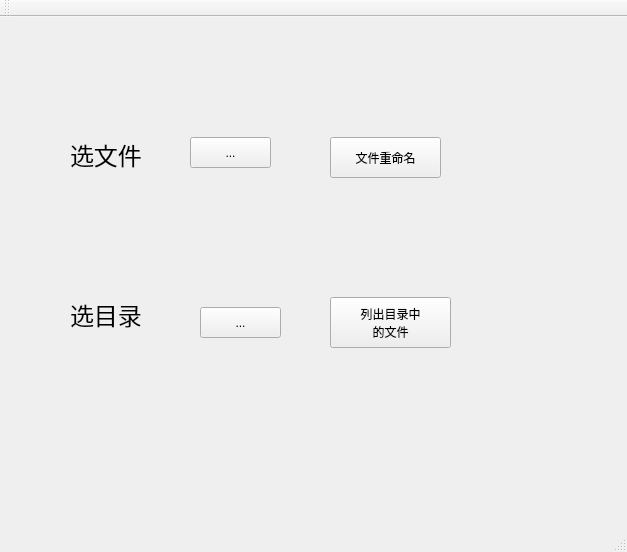
This is QFile_QFileInfo_QDir_QTextStream_QDataStream/mainwindow.ui in charon-cheung/Qt-Turtorial as Qt 5 draws it before an edit. The edited form follows.
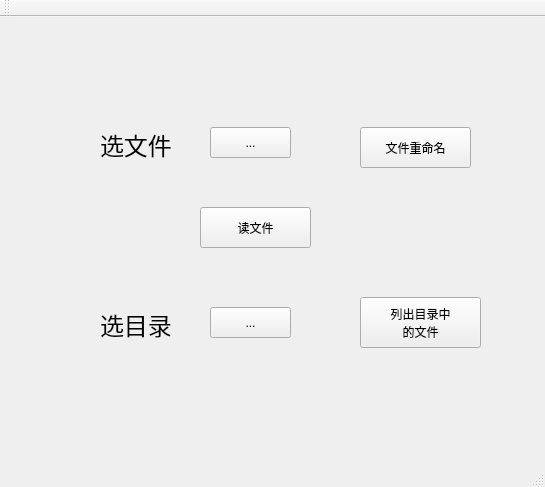
This is the edited form.

Commit message: :sparkles: 用QTextStream::readLine读文件

```diff
--- a/QFile_QFileInfo_QDir_QTextStream_QDataStream/mainwindow.ui
+++ b/QFile_QFileInfo_QDir_QTextStream_QDataStream/mainwindow.ui
@@ -6,8 +6,8 @@
    <rect>
     <x>0</x>
     <y>0</y>
-    <width>627</width>
-    <height>552</height>
+    <width>545</width>
+    <height>487</height>
    </rect>
   </property>
   <property name="windowTitle">
@@ -17,8 +17,8 @@
    <widget class="QToolButton" name="open_file">
     <property name="geometry">
      <rect>
-      <x>190</x>
-      <y>120</y>
+      <x>210</x>
+      <y>110</y>
       <width>81</width>
       <height>31</height>
      </rect>
@@ -30,7 +30,7 @@
    <widget class="QPushButton" name="entryInfo">
     <property name="geometry">
      <rect>
-      <x>330</x>
+      <x>360</x>
       <y>280</y>
       <width>121</width>
       <height>51</height>
@@ -44,7 +44,7 @@
    <widget class="QToolButton" name="open_dir">
     <property name="geometry">
      <rect>
-      <x>200</x>
+      <x>210</x>
       <y>290</y>
       <width>81</width>
       <height>31</height>
@@ -57,8 +57,8 @@
    <widget class="QPushButton" name="rename">
     <property name="geometry">
      <rect>
-      <x>330</x>
-      <y>120</y>
+      <x>360</x>
+      <y>110</y>
       <width>111</width>
       <height>41</height>
      </rect>
@@ -70,8 +70,8 @@
    <widget class="QLabel" name="label">
     <property name="geometry">
      <rect>
-      <x>70</x>
-      <y>120</y>
+      <x>100</x>
+      <y>110</y>
       <width>81</width>
       <height>31</height>
      </rect>
@@ -83,8 +83,8 @@
    <widget class="QLabel" name="label_2">
     <property name="geometry">
      <rect>
-      <x>70</x>
-      <y>280</y>
+      <x>100</x>
+      <y>290</y>
       <width>81</width>
       <height>31</height>
      </rect>
@@ -93,6 +93,19 @@
      <string>&lt;html&gt;&lt;head/&gt;&lt;body&gt;&lt;p&gt;&lt;span style=&quot; font-size:18pt;&quot;&gt;选目录&lt;/span&gt;&lt;/p&gt;&lt;/body&gt;&lt;/html&gt;</string>
     </property>
    </widget>
+   <widget class="QPushButton" name="readFile">
+    <property name="geometry">
+     <rect>
+      <x>200</x>
+      <y>190</y>
+      <width>111</width>
+      <height>41</height>
+     </rect>
+    </property>
+    <property name="text">
+     <string>读文件</string>
+    </property>
+   </widget>
    <zorder>entryInfo</zorder>
    <zorder>open_file</zorder>
    <zorder>open_dir</zorder>
```
Left out of the diff: 3 changed lines with no effect on the pictures. The commit also changes 6 other files.
